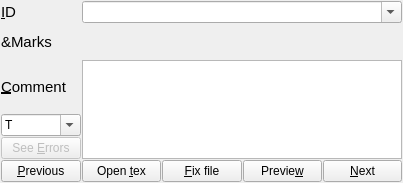
First picture: the form in grader_improved/grader_editor.ui, repository shubhamshuklaer/autog, before the edit.
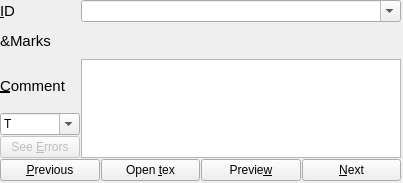
Second picture: the form after the edit.

Commit message: Fixed real time pdf viewing and select module list and moved some file sys related code from grader_editor to file_sys_interface

Patch:
```diff
--- a/grader_improved/grader_editor.ui
+++ b/grader_improved/grader_editor.ui
@@ -22,8 +22,8 @@
   <widget class="QWidget" name="layoutWidget">
    <property name="geometry">
     <rect>
-     <x>1</x>
-     <y>1</y>
+     <x>0</x>
+     <y>0</y>
      <width>401</width>
      <height>181</height>
     </rect>
@@ -41,9 +41,7 @@
        <enum>Qt::TabFocus</enum>
       </property>
       <property name="styleSheet">
-       <string notr="true">QPushButton:focus { 
-  border-style: outset;
-}</string>
+       <string notr="true"/>
       </property>
       <property name="text">
        <string>See &amp;Errors</string>
@@ -183,9 +181,7 @@
          <enum>Qt::TabFocus</enum>
         </property>
         <property name="styleSheet">
-         <string notr="true">QPushButton:focus { 
-  border-style: outset;
-}</string>
+         <string notr="true"/>
         </property>
         <property name="text">
          <string>&amp;Previous</string>
@@ -198,35 +194,13 @@
          <enum>Qt::TabFocus</enum>
         </property>
         <property name="styleSheet">
-         <string notr="true">QPushButton:focus { 
-  border-style: outset;
-}
-</string>
+         <string notr="true"/>
         </property>
         <property name="text">
          <string>Open &amp;tex</string>
         </property>
        </widget>
       </item>
-      <item>
-       <widget class="QPushButton" name="fix_file_btn">
-        <property name="enabled">
-         <bool>true</bool>
-        </property>
-        <property name="focusPolicy">
-         <enum>Qt::TabFocus</enum>
-        </property>
-        <property name="styleSheet">
-         <string notr="true">QPushButton:focus { 
-  border-style: outset;
-}
-</string>
-        </property>
-        <property name="text">
-         <string>&amp;Fix file</string>
-        </property>
-       </widget>
-      </item>
       <item>
        <widget class="QPushButton" name="preview_btn">
         <property name="minimumSize">
@@ -239,9 +213,7 @@
          <enum>Qt::TabFocus</enum>
         </property>
         <property name="styleSheet">
-         <string notr="true">QPushButton:focus { 
-  border-style: outset;
-}</string>
+         <string notr="true"/>
         </property>
         <property name="text">
          <string>Previe&amp;w</string>
@@ -260,9 +232,7 @@
          <enum>Qt::TabFocus</enum>
         </property>
         <property name="styleSheet">
-         <string notr="true">QPushButton:focus { 
-  border-style: outset;
-}</string>
+         <string notr="true"/>
         </property>
         <property name="text">
          <string>&amp;Next</string>
```
Left out of the diff: 1 changed line with no effect on the pictures. The commit also changes 10 other files.
